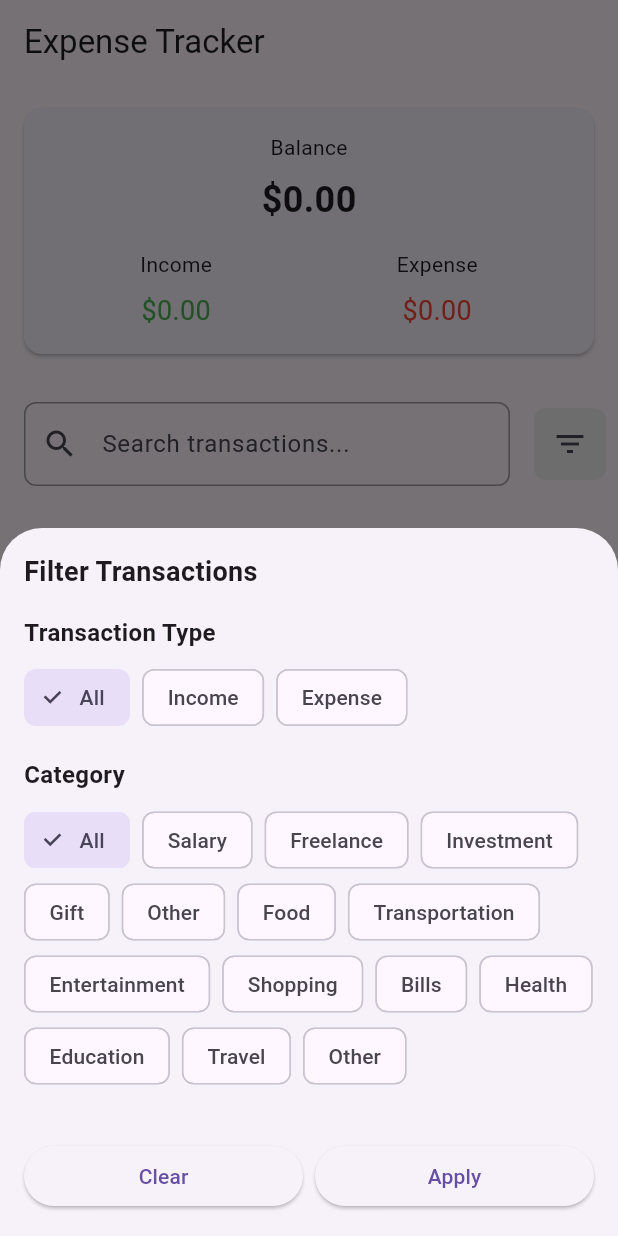
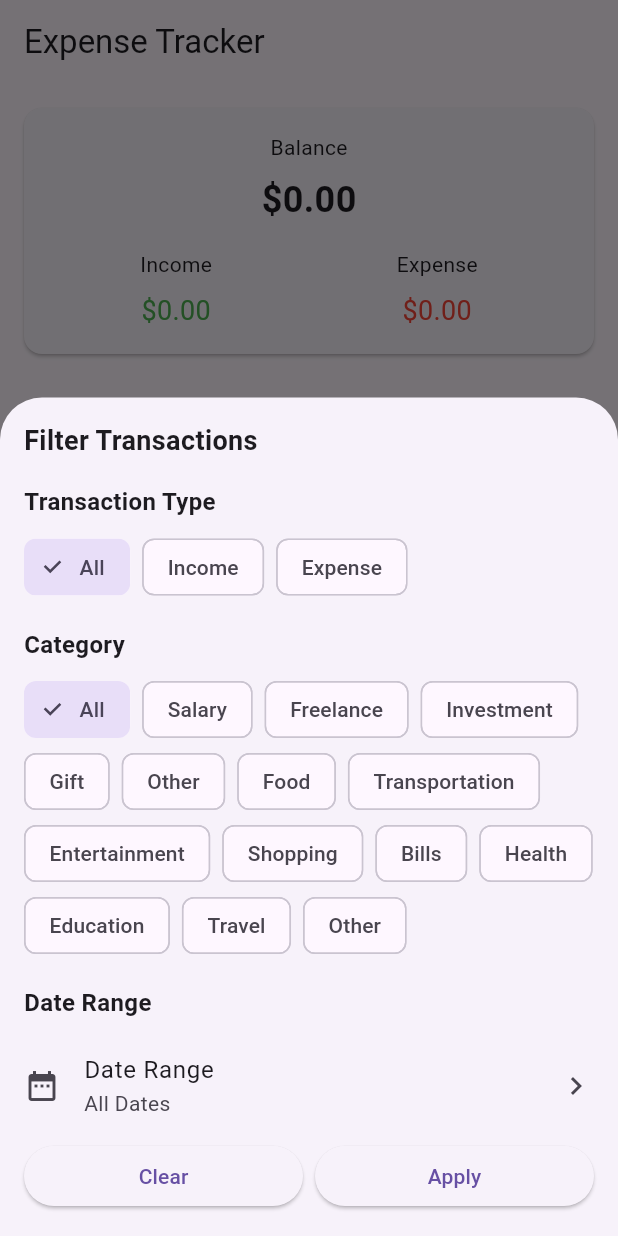
Before and after one commit to Zeneb-Tekarri/expense-tracker-app-flutter, a Flutter app: the screen it shows after launch, after a tap on the "filter list" icon, on a phone screen of 412 x 824 dp. Run offline on Flutter 3.47's test engine with Material 3 defaults, Android fonts, the phone set to English and light mode, and no system bars; our stand-ins replace sqflite; accounts and stored records are empty.

Commit message:
Add date range selection to filter sheet

```diff
--- a/lib/screens/home_screen.dart
+++ b/lib/screens/home_screen.dart
@@ -43,9 +43,8 @@ class _HomeScreenState extends State<HomeScreen> {
 
     final transactions = context.watch<TransactionProvider>().transactions;
 
-    // Filter transactions based on the search query
+    // Filter transactions based on the search query and selected filters
     final filteredTransactions = transactions.where((transaction) {
-      // Convert the search query to lowercase and trim whitespace
       final searchLower = _searchQuery.toLowerCase().trim();
 
       // Check if the transaction matches the search query
@@ -55,7 +54,7 @@ class _HomeScreenState extends State<HomeScreen> {
       // Check if the transaction matches the selected category
       final matchesCategory = _filters.category == null || transaction.category == _filters.category;
 
-      return matchesSearch && matchesType && matchesCategory;
+      return matchesSearch && matchesType && matchesCategory; // Return true if the transaction matches all criteria
     }).toList();
 
     final provider = context.watch<TransactionProvider>();
--- a/lib/widgets/transaction_filter_sheet.dart
+++ b/lib/widgets/transaction_filter_sheet.dart
@@ -1,6 +1,7 @@
 import 'package:flutter/material.dart';
 import 'package:expense_tracker_app/models/transaction_filter.dart';
 import 'package:expense_tracker_app/constants/categories.dart';
+import 'package:intl/intl.dart';
 
 class TransactionFilterSheet extends StatefulWidget {
   final TransactionFilter initialFilter;
@@ -17,13 +18,20 @@ class _TransactionFilterSheetState extends State<TransactionFilterSheet> {
   late TransactionFilter _currentFilter;
   String? _selectedType;
   String? _selectedCategory;
+  DateTime? _selectedStartDate;
+  DateTime? _selectedEndDate;
 
+  String _formatDate(DateTime date) {
+  return DateFormat.yMMMd().format(date);
+}
   // State variables to hold the selected type and category
   @override
   void initState() {
     _currentFilter = widget.initialFilter;
     _selectedType = _currentFilter.type;
     _selectedCategory = _currentFilter.category;
+    _selectedStartDate = _currentFilter.startDate;
+    _selectedEndDate = _currentFilter.endDate;
     super.initState();
   }
 
@@ -38,6 +46,26 @@ class _TransactionFilterSheetState extends State<TransactionFilterSheet> {
     return _selectedType == 'Income'
     ? Categories.income
     : Categories.expense;
+  }
+
+
+  Future<void> _selectDateRange() async {
+    final DateTimeRange? picked = await showDateRangePicker(
+      context: context,
+      firstDate: DateTime(2000),
+      lastDate: DateTime.now(),
+      initialDateRange:
+       _selectedStartDate != null && _selectedEndDate != null
+          ? DateTimeRange(start: _selectedStartDate!, end: _selectedEndDate!)
+          : null,
+    );
+    if (picked != null) {
+      setState(() {
+        _selectedStartDate = picked.start;
+        _selectedEndDate = picked.end;
+
+      });
+    }
   }
 
   @override
@@ -160,9 +188,31 @@ class _TransactionFilterSheetState extends State<TransactionFilterSheet> {
             const SizedBox(height: 16.0),
 
             // filter for  start and end dates
+            // Title for the date range filter
+            Align(
+              alignment: Alignment.centerLeft,
+              child: Text(
+                'Date Range',
+                style: TextStyle(
+                  fontSize: 16.0,
+                  fontWeight: FontWeight.bold,
+                ),
+              ),
+            ),
+            const SizedBox(height: 8.0),
+             ListTile(
+              contentPadding: EdgeInsets.zero,
+              leading: const Icon(Icons.date_range),
+              title: Text('Date Range'),
+              subtitle: Text(
+                _selectedStartDate != null && _selectedEndDate != null
+                  ? '${_formatDate(_selectedStartDate!)} - ${_formatDate(_selectedEndDate!)}'
+                 : 'All Dates'
+              ),
+              trailing: const Icon(Icons.chevron_right),
+              onTap: _selectDateRange,
 
-            const SizedBox(height: 16.0),
-
+            ),
             // Row containing the Clear and Apply buttons
             Row(
               children: [
```
